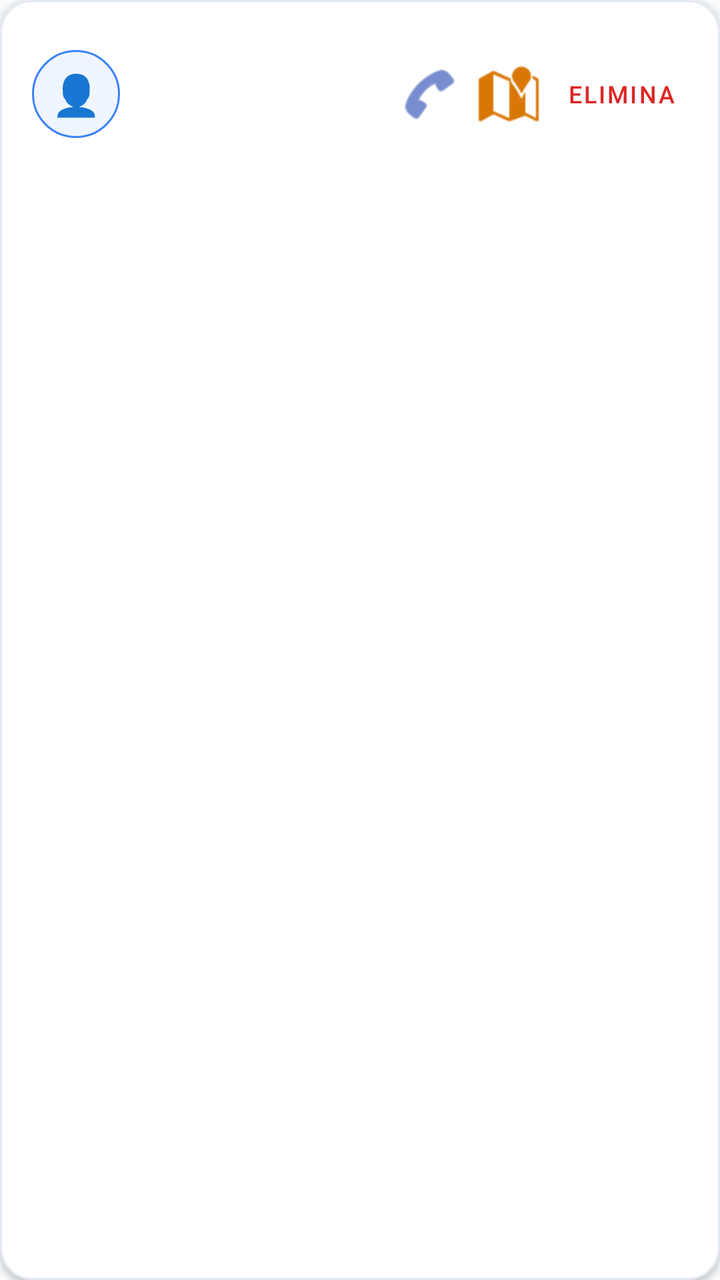
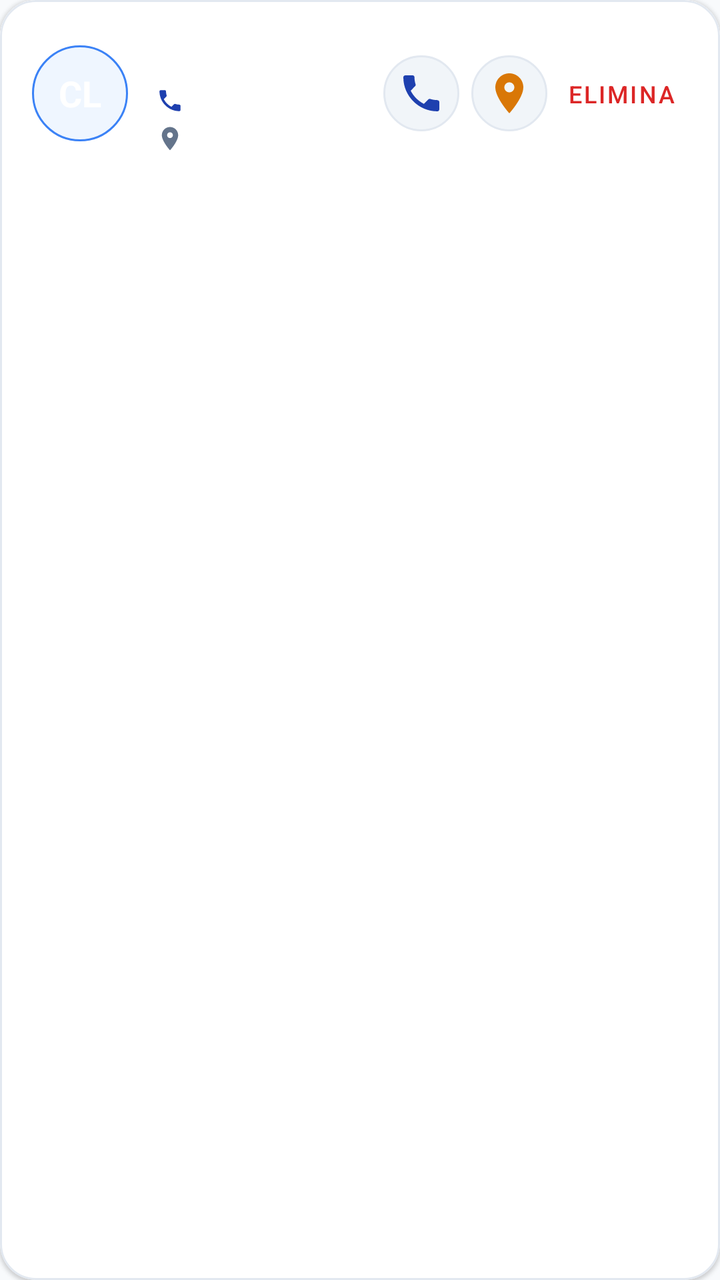

The first picture is an Android layout as it rendered before a commit; the second is the same layout after the commit. The layout source and the unified diff follow.
<!-- AndroidManifest.xml: application theme Theme.TechInterventionApp -->
<!-- res/layout/item_client.xml -->
<?xml version="1.0" encoding="utf-8"?>
<com.google.android.material.card.MaterialCardView
    xmlns:android="http://schemas.android.com/apk/res/android"
    xmlns:app="http://schemas.android.com/apk/res-auto"
    android:layout_width="match_parent"
    android:layout_height="wrap_content"
    android:layout_marginHorizontal="12dp"
    android:layout_marginVertical="6dp"
    app:cardCornerRadius="16dp"
    app:cardElevation="2dp"
    app:strokeColor="@color/border_subtle"
    app:strokeWidth="1dp">

    <androidx.constraintlayout.widget.ConstraintLayout
        android:layout_width="match_parent"
        android:layout_height="wrap_content"
        android:background="@color/surface"
        android:padding="16dp">

        <TextView
            android:id="@+id/tv_avatar"
            android:layout_width="44dp"
            android:layout_height="44dp"
            android:background="@drawable/bg_client_avatar"
            android:gravity="center"
            android:text="👤"
            android:textSize="20sp"
            app:layout_constraintTop_toTopOf="parent"
            app:layout_constraintBottom_toBottomOf="parent"
            app:layout_constraintStart_toStartOf="parent" />

        <TextView
            android:id="@+id/tv_client_name"
            android:layout_width="0dp"
            android:layout_height="wrap_content"
            android:textSize="16sp"
            android:textStyle="bold"
            android:textColor="@color/text_primary"
            android:layout_marginStart="14dp"
            app:layout_constraintTop_toTopOf="parent"
            app:layout_constraintStart_toEndOf="@id/tv_avatar"
            app:layout_constraintEnd_toStartOf="@id/layout_actions" />

        <TextView
            android:id="@+id/tv_client_phone"
            android:layout_width="0dp"
            android:layout_height="wrap_content"
            android:textSize="13sp"
            android:textStyle="bold"
            android:textColor="@color/primary"
            android:layout_marginStart="14dp"
            android:layout_marginTop="4dp"
            app:layout_constraintTop_toBottomOf="@id/tv_client_name"
            app:layout_constraintStart_toEndOf="@id/tv_avatar"
            app:layout_constraintEnd_toStartOf="@id/layout_actions" />

        <TextView
            android:id="@+id/tv_client_address"
            android:layout_width="0dp"
            android:layout_height="wrap_content"
            android:textSize="12sp"
            android:textColor="@color/text_secondary"
            android:layout_marginStart="14dp"
            android:layout_marginTop="2dp"
            app:layout_constraintTop_toBottomOf="@id/tv_client_phone"
            app:layout_constraintStart_toEndOf="@id/tv_avatar"
            app:layout_constraintEnd_toStartOf="@id/layout_actions"
            app:layout_constraintBottom_toBottomOf="parent" />

        <LinearLayout
            android:id="@+id/layout_actions"
            android:layout_width="wrap_content"
            android:layout_height="wrap_content"
            android:orientation="horizontal"
            android:gravity="center_vertical"
            app:layout_constraintTop_toTopOf="parent"
            app:layout_constraintBottom_toBottomOf="parent"
            app:layout_constraintEnd_toEndOf="parent">

            <ImageButton
                android:id="@+id/btn_call"
                android:layout_width="38dp"
                android:layout_height="38dp"
                android:background="?attr/selectableItemBackgroundBorderless"
                android:src="@android:drawable/ic_menu_call"
                app:tint="@color/primary"
                android:contentDescription="Chiama cliente"
                android:layout_marginEnd="2dp" />

            <ImageButton
                android:id="@+id/btn_map"
                android:layout_width="38dp"
                android:layout_height="38dp"
                android:background="?attr/selectableItemBackgroundBorderless"
                android:src="@android:drawable/ic_dialog_map"
                app:tint="@color/secondary"
                android:contentDescription="Mappa cliente"
                android:layout_marginEnd="4dp" />

            <com.google.android.material.button.MaterialButton
                android:id="@+id/btn_delete"
                style="@style/Widget.MaterialComponents.Button.TextButton"
                android:layout_width="wrap_content"
                android:layout_height="wrap_content"
                android:minWidth="0dp"
                android:paddingHorizontal="6dp"
                android:text="Elimina"
                android:textColor="@color/error"
                android:textSize="12sp" />
        </LinearLayout>

    </androidx.constraintlayout.widget.ConstraintLayout>
</com.google.android.material.card.MaterialCardView>
<!-- resources referenced by this layout -->
<resources>
  <color name="border_subtle">#E2E8F0</color>
  <color name="error">#DC2626</color>
  <color name="primary">#1E40AF</color>
  <color name="secondary">#D97706</color>
  <color name="surface">#FFFFFF</color>
  <color name="text_primary">#0F172A</color>
  <color name="text_secondary">#334155</color>
  <!-- drawable bg_client_avatar (drawable) -->
  <?xml version="1.0" encoding="utf-8"?>
  <shape xmlns:android="http://schemas.android.com/apk/res/android"
      android:shape="oval">
      <solid android:color="@color/primary_subtle" />
      <stroke
          android:width="1dp"
          android:color="@color/primary_light" />
  </shape>
  <color name="primary_subtle">#EFF6FF</color>
  <color name="primary_light">#3B82F6</color>
  <color name="primary_variant">#172554</color>
  <color name="white">#FFFFFF</color>
  <color name="secondary_variant">#B45309</color>
  <color name="background">#F8FAFC</color>
  <color name="text_muted">#64748B</color>
  <style name="Widget.App.TextInputLayout" parent="Widget.MaterialComponents.TextInputLayout.OutlinedBox">
          <item name="boxStrokeColor">@color/primary</item>
          <item name="boxStrokeWidth">1.5dp</item>
          <item name="boxCornerRadiusTopStart">12dp</item>
          <item name="boxCornerRadiusTopEnd">12dp</item>
          <item name="boxCornerRadiusBottomStart">12dp</item>
          <item name="boxCornerRadiusBottomEnd">12dp</item>
          <item name="hintTextColor">@color/primary</item>
          <item name="android:textColorHint">@color/text_muted</item>
      </style>
  <!-- unchanged entries left out for length: 1 -->
</resources>

<!-- the commit's change to res/layout/item_client.xml (unified diff, before → after) -->
@@ -6,102 +6,132 @@
     android:layout_height="wrap_content"
     android:layout_marginHorizontal="12dp"
     android:layout_marginVertical="6dp"
-    app:cardCornerRadius="16dp"
-    app:cardElevation="2dp"
+    app:cardCornerRadius="18dp"
+    app:cardElevation="1dp"
     app:strokeColor="@color/border_subtle"
     app:strokeWidth="1dp">
 
-    <androidx.constraintlayout.widget.ConstraintLayout
+    <LinearLayout
         android:layout_width="match_parent"
         android:layout_height="wrap_content"
+        android:orientation="horizontal"
         android:background="@color/surface"
-        android:padding="16dp">
+        android:padding="16dp"
+        android:gravity="center_vertical">
 
+        
         <TextView
             android:id="@+id/tv_avatar"
-            android:layout_width="44dp"
-            android:layout_height="44dp"
+            android:layout_width="48dp"
+            android:layout_height="48dp"
             android:background="@drawable/bg_client_avatar"
             android:gravity="center"
-            android:text="👤"
-            android:textSize="20sp"
-            app:layout_constraintTop_toTopOf="parent"
-            app:layout_constraintBottom_toBottomOf="parent"
-            app:layout_constraintStart_toStartOf="parent" />
+            android:text="CL"
+            android:textColor="@color/white"
+            android:textStyle="bold"
+            android:textSize="18sp" />
 
-        <TextView
-            android:id="@+id/tv_client_name"
+        
+        <LinearLayout
             android:layout_width="0dp"
             android:layout_height="wrap_content"
-            android:textSize="16sp"
-            android:textStyle="bold"
-            android:textColor="@color/text_primary"
-            android:layout_marginStart="14dp"
-            app:layout_constraintTop_toTopOf="parent"
-            app:layout_constraintStart_toEndOf="@id/tv_avatar"
-            app:layout_constraintEnd_toStartOf="@id/layout_actions" />
+            android:layout_weight="1"
+            android:orientation="vertical"
+            android:layout_marginStart="14dp">
 
-        <TextView
-            android:id="@+id/tv_client_phone"
-            android:layout_width="0dp"
-            android:layout_height="wrap_content"
-            android:textSize="13sp"
-            android:textStyle="bold"
-            android:textColor="@color/primary"
-            android:layout_marginStart="14dp"
-            android:layout_marginTop="4dp"
-            app:layout_constraintTop_toBottomOf="@id/tv_client_name"
-            app:layout_constraintStart_toEndOf="@id/tv_avatar"
-            app:layout_constraintEnd_toStartOf="@id/layout_actions" />
+            <TextView
+                android:id="@+id/tv_client_name"
+                android:layout_width="wrap_content"
+                android:layout_height="wrap_content"
+                android:textSize="16sp"
+                android:textStyle="bold"
+                android:textColor="@color/text_primary" />
 
-        <TextView
-            android:id="@+id/tv_client_address"
-            android:layout_width="0dp"
-            android:layout_height="wrap_content"
-            android:textSize="12sp"
-            android:textColor="@color/text_secondary"
-            android:layout_marginStart="14dp"
-            android:layout_marginTop="2dp"
-            app:layout_constraintTop_toBottomOf="@id/tv_client_phone"
-            app:layout_constraintStart_toEndOf="@id/tv_avatar"
-            app:layout_constraintEnd_toStartOf="@id/layout_actions"
-            app:layout_constraintBottom_toBottomOf="parent" />
+            
+            <LinearLayout
+                android:layout_width="wrap_content"
+                android:layout_height="wrap_content"
+                android:orientation="horizontal"
+                android:gravity="center_vertical"
+                android:layout_marginTop="4dp">
 
+                <ImageView
+                    android:layout_width="14dp"
+                    android:layout_height="14dp"
+                    android:src="@drawable/ic_call_tonal"
+                    app:tint="@color/primary" />
+
+                <TextView
+                    android:id="@+id/tv_client_phone"
+                    android:layout_width="wrap_content"
+                    android:layout_height="wrap_content"
+                    android:layout_marginStart="6dp"
+                    android:textSize="13sp"
+                    android:textStyle="bold"
+                    android:textColor="@color/primary" />
+            </LinearLayout>
+
+            
+            <LinearLayout
+                android:layout_width="wrap_content"
+                android:layout_height="wrap_content"
+                android:orientation="horizontal"
+                android:gravity="center_vertical"
+                android:layout_marginTop="2dp">
+
+                <ImageView
+                    android:layout_width="14dp"
+                    android:layout_height="14dp"
+                    android:src="@drawable/ic_map_tonal"
+                    app:tint="@color/text_muted" />
+
+                <TextView
+                    android:id="@+id/tv_client_address"
+                    android:layout_width="wrap_content"
+                    android:layout_height="wrap_content"
+                    android:layout_marginStart="6dp"
+                    android:textSize="12sp"
+                    android:textColor="@color/text_secondary"
+                    android:maxLines="1"
+                    android:ellipsize="end" />
+            </LinearLayout>
+        </LinearLayout>
+
+        
         <LinearLayout
             android:id="@+id/layout_actions"
             android:layout_width="wrap_content"
             android:layout_height="wrap_content"
             android:orientation="horizontal"
-            android:gravity="center_vertical"
-            app:layout_constraintTop_toTopOf="parent"
-            app:layout_constraintBottom_toBottomOf="parent"
-            app:layout_constraintEnd_toEndOf="parent">
+            android:gravity="center_vertical">
 
             <ImageButton
                 android:id="@+id/btn_call"
                 android:layout_width="38dp"
                 android:layout_height="38dp"
-                android:background="?attr/selectableItemBackgroundBorderless"
-                android:src="@android:drawable/ic_menu_call"
+                android:background="@drawable/bg_kpi_circle"
+                android:src="@drawable/ic_call_tonal"
                 app:tint="@color/primary"
                 android:contentDescription="Chiama cliente"
-                android:layout_marginEnd="2dp" />
+                android:padding="8dp"
+                android:layout_marginEnd="6dp" />
 
             <ImageButton
                 android:id="@+id/btn_map"
                 android:layout_width="38dp"
                 android:layout_height="38dp"
-                android:background="?attr/selectableItemBackgroundBorderless"
-                android:src="@android:drawable/ic_dialog_map"
+                android:background="@drawable/bg_kpi_circle"
+                android:src="@drawable/ic_map_tonal"
                 app:tint="@color/secondary"
                 android:contentDescription="Mappa cliente"
+                android:padding="8dp"
                 android:layout_marginEnd="4dp" />
 
             <com.google.android.material.button.MaterialButton
                 android:id="@+id/btn_delete"
                 style="@style/Widget.MaterialComponents.Button.TextButton"
                 android:layout_width="wrap_content"
-                android:layout_height="wrap_content"
+                android:layout_height="36dp"
                 android:minWidth="0dp"
                 android:paddingHorizontal="6dp"
                 android:text="Elimina"
@@ -109,5 +139,5 @@
                 android:textSize="12sp" />
         </LinearLayout>
 
-    </androidx.constraintlayout.widget.ConstraintLayout>
+    </LinearLayout>
 </com.google.android.material.card.MaterialCardView>
<!-- resource entries referenced after the edit -->
@@ -16,6 +16,33 @@
           android:width="1dp"
           android:color="@color/primary_light" />
   </shape>
+  <!-- drawable bg_kpi_circle (drawable) -->
+  <?xml version="1.0" encoding="utf-8"?>
+  <shape xmlns:android="http://schemas.android.com/apk/res/android"
+      android:shape="oval">
+      <solid android:color="#F1F5F9" />
+      <stroke android:width="1dp" android:color="#E2E8F0" />
+  </shape>
+  <!-- drawable ic_call_tonal (drawable) -->
+  <vector xmlns:android="http://schemas.android.com/apk/res/android"
+      android:width="24dp"
+      android:height="24dp"
+      android:viewportWidth="24"
+      android:viewportHeight="24">
+    <path
+        android:fillColor="#FF2563EB"
+        android:pathData="M20.01,15.38c-1.23,0 -2.42,-0.2 -3.53,-0.56 -0.35,-0.12 -0.74,-0.03 -1.02,0.24l-2.2,2.2c-2.83,-1.44 -5.15,-3.75 -6.59,-6.59l2.2,-2.21c0.28,-0.26 0.36,-0.65 0.25,-1C8.76,6.35 8.56,5.16 8.56,3.93 8.56,3.42 8.14,3 7.63,3H4.06C3.55,3 3,3.38 3,3.93 3,13.36 10.64,21 20.07,21c0.55,0 0.93,-0.55 0.93,-1.06v-3.56c0,-0.51 -0.42,-0.93 -0.93,-0.93z"/>
+  </vector>
+  <!-- drawable ic_map_tonal (drawable) -->
+  <vector xmlns:android="http://schemas.android.com/apk/res/android"
+      android:width="24dp"
+      android:height="24dp"
+      android:viewportWidth="24"
+      android:viewportHeight="24">
+    <path
+        android:fillColor="#FF059669"
+        android:pathData="M12,2C8.13,2 5,5.13 5,9c0,5.25 7,13 7,13s7,-7.75 7,-13c0,-3.87 -3.13,-7 -7,-7zm0,9.5c-1.38,0 -2.5,-1.12 -2.5,-2.5s1.12,-2.5 2.5,-2.5 2.5,1.12 2.5,2.5 -1.12,2.5 -2.5,2.5z"/>
+  </vector>
   <color name="primary_subtle">#EFF6FF</color>
   <color name="primary_light">#3B82F6</color>
   <color name="primary_variant">#172554</color>
